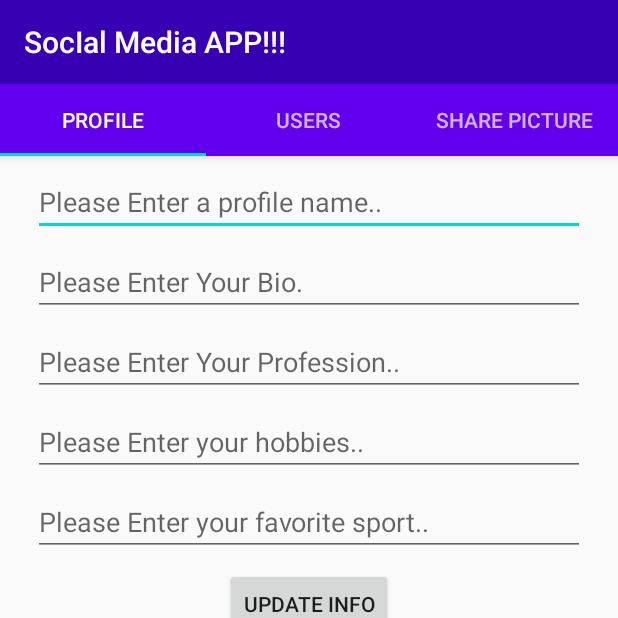
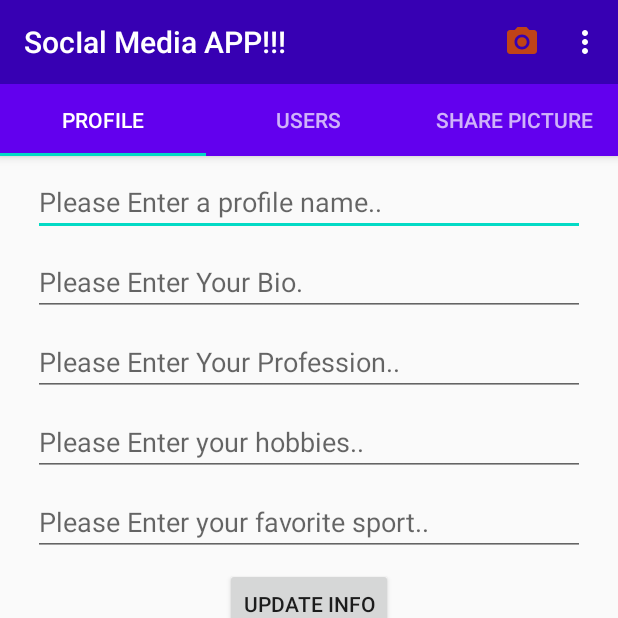
Before and after one commit to HAREEN123/NEWINSTAGRAM, an Android app: the SocialMediaActivity screen opened directly, with no data from a screen before it, on a phone screen of 412 x 824 dp, the top half of it. Run offline under Robolectric (Android 15) with nearby library versions, the phone set to English and light mode, and no system bars; libraries missing offline, so code that uses them is left out: com.parse, com.shashank.sony; 9 statements that could not run were skipped.

```diff
--- /dev/null
+++ b/app/src/main/res/drawable/camera_item.xml
@@ -0,0 +1,6 @@
+<vector android:autoMirrored="true" android:height="24dp"
+    android:tint="#C04317" android:viewportHeight="24"
+    android:viewportWidth="24" android:width="24dp" xmlns:android="http://schemas.android.com/apk/res/android">
+    <path android:fillColor="@android:color/white" android:pathData="M12,12m-3.2,0a3.2,3.2 0,1 1,6.4 0a3.2,3.2 0,1 1,-6.4 0"/>
+    <path android:fillColor="@android:color/white" android:pathData="M9,2L7.17,4L4,4c-1.1,0 -2,0.9 -2,2v12c0,1.1 0.9,2 2,2h16c1.1,0 2,-0.9 2,-2L22,6c0,-1.1 -0.9,-2 -2,-2h-3.17L15,2L9,2zM12,17c-2.76,0 -5,-2.24 -5,-5s2.24,-5 5,-5 5,2.24 5,5 -2.24,5 -5,5z"/>
+</vector>
--- /dev/null
+++ b/app/src/main/res/menu/my_menu.xml
@@ -0,0 +1,16 @@
+<?xml version="1.0" encoding="utf-8"?>
+<menu xmlns:android="http://schemas.android.com/apk/res/android"
+    xmlns:app="http://schemas.android.com/apk/res-auto">
+    <item
+        android:id="@+id/postImageItem"
+        android:title="Post Image"
+        android:orderInCategory="100"
+        app:showAsAction="always"
+        android:icon="@drawable/camera_item"/>
+    <item
+        android:id="@+id/logoutUserItem"
+        android:title="Logout"
+        android:orderInCategory="100"
+        app:showAsAction="never"/>
+
+</menu>
```
Also changed, not shown: app/src/main/java/com/example/aq_instagramclone2/LoginActivity.java (+4 -3 lines), app/src/main/java/com/example/aq_instagramclone2/MainActivity.java (+3 -7 lines), app/src/main/java/com/example/aq_instagramclone2/SocialMediaActivity.java (+132 -4 lines).
